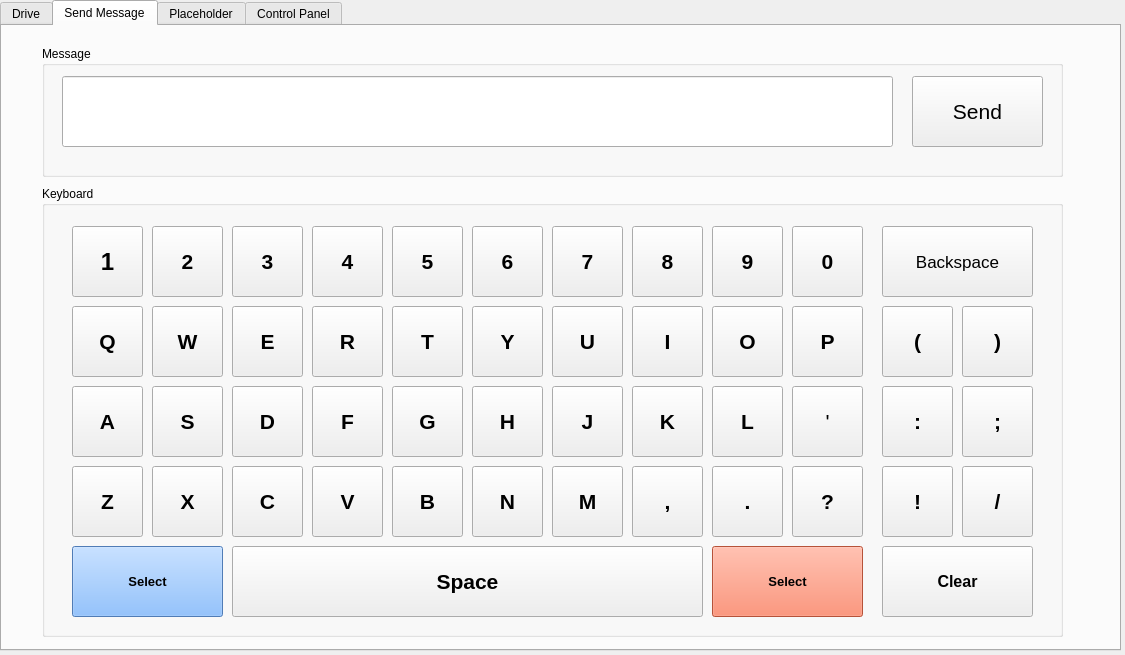
Above: Stuff/demoGUI.ui from tLiMiT/Capstone before the change. Below: the same form after it.
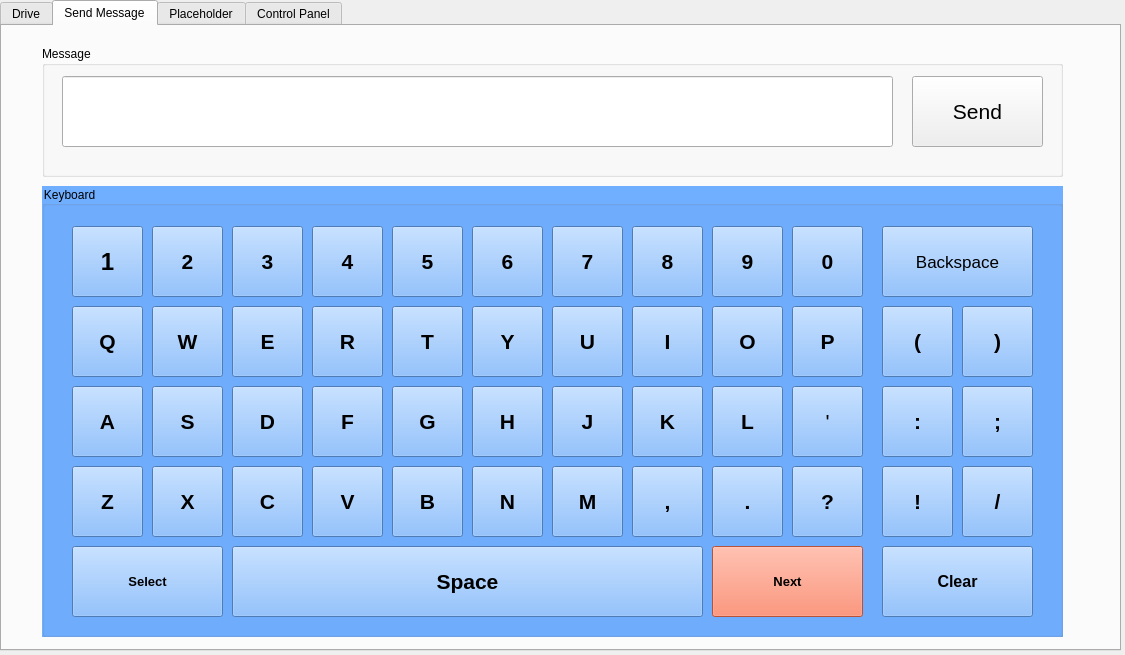
That is the form after the change. The open tabs and pages were chosen to show the change. Icons and pictures are not drawn.

Commit message: Added some cycling between the messaging options

Diff of the .ui file:
```diff
--- a/Stuff/demoGUI.ui
+++ b/Stuff/demoGUI.ui
@@ -279,6 +279,9 @@
        <height>451</height>
       </rect>
      </property>
+     <property name="styleSheet">
+      <string notr="true">background-color: rgb(112, 174, 255);</string>
+     </property>
      <property name="title">
       <string>Keyboard</string>
      </property>
@@ -1286,7 +1289,7 @@
        <string notr="true">background-color: rgb(255, 115, 80);</string>
       </property>
       <property name="text">
-       <string>Select</string>
+       <string>Next</string>
       </property>
      </widget>
      <widget class="QPushButton" name="messageClearButton">
```
The commit also changes 2 other files.
